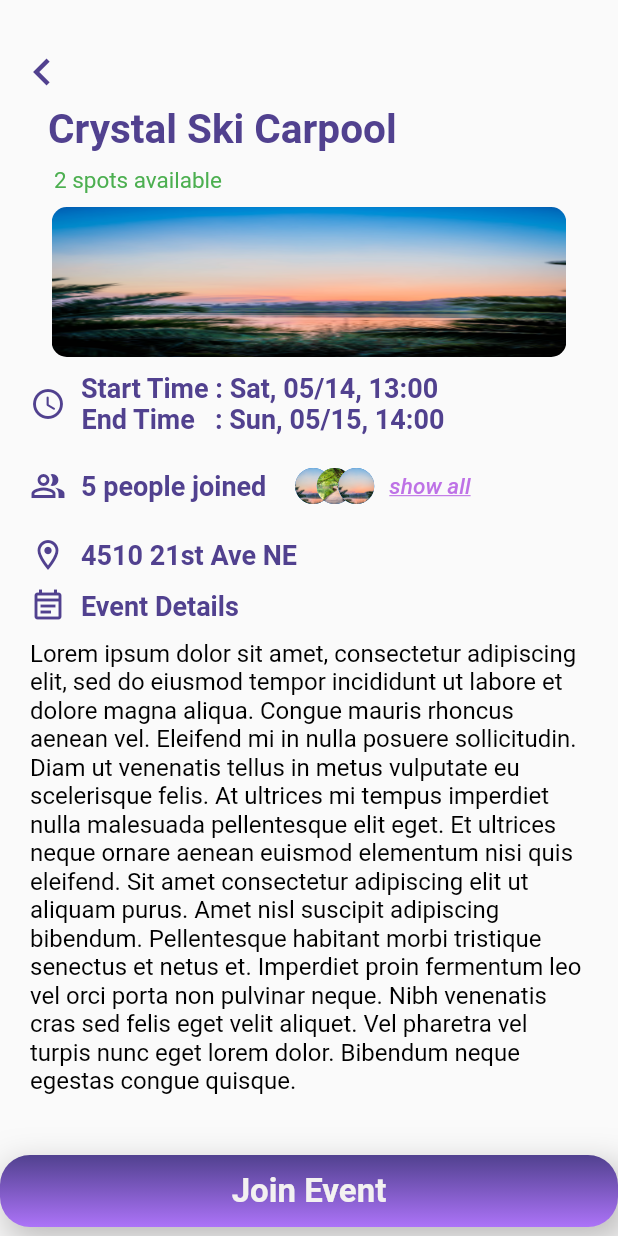
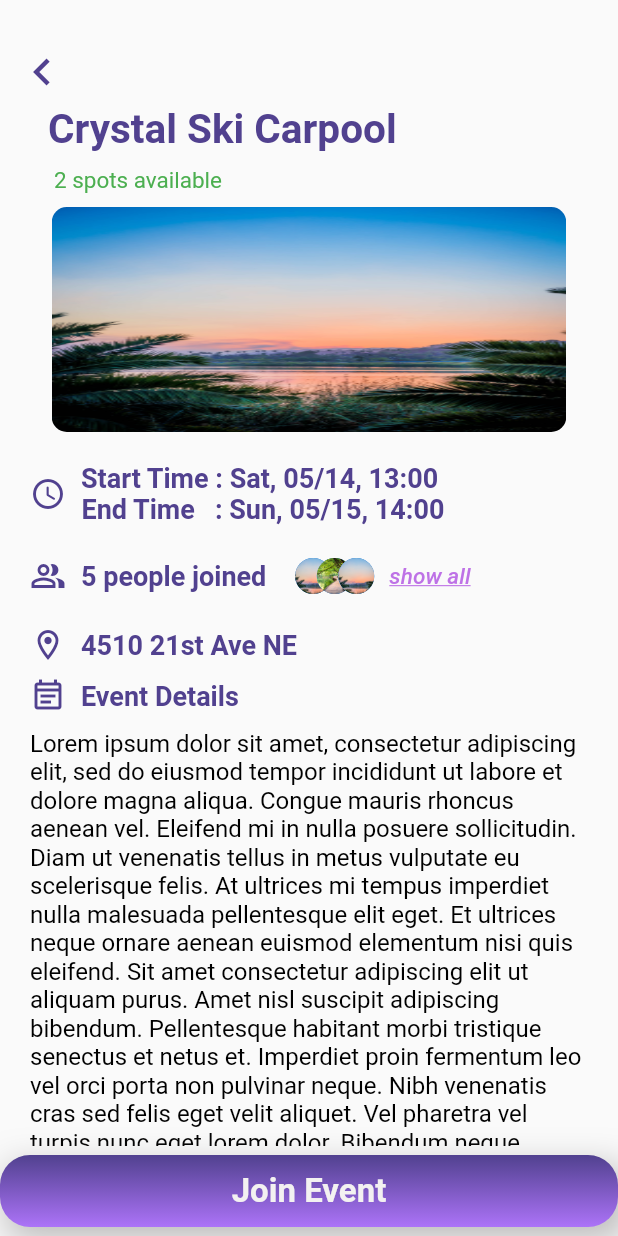
Before and after one commit to aroundu403/AroundU, a Flutter app: the EventPage screen opened directly, on a phone screen of 412 x 824 dp. Run offline on Flutter 3.47's test engine with Material 2 defaults, Android fonts, the phone set to English and light mode, and no system bars; our stand-ins replace firebase_auth, firebase_core, flutter_dotenv, flutter_signin_button, google_sign_in, location; missing offline and left inert: mapbox_gl; accounts and stored records are empty; Roboto replaces fonts that are missing (Hind).

Commit message:
add file header comment

```diff
--- a/frontend/lib/auth/auth_page.dart
+++ b/frontend/lib/auth/auth_page.dart
@@ -1,3 +1,6 @@
+/// This is the sign-in/register page that peforms user authernication.
+/// It contains input fields that ask users to provide email and password.
+/// After user clicks the submit button, it will send network requests to Firebase and our backend service
 import 'dart:convert';
 import 'dart:io';
 import 'package:http/http.dart' as http;
@@ -58,12 +61,14 @@ class AuthGate extends StatefulWidget {
 }
 
 class _AuthGateState extends State<AuthGate> {
+  // user input controllers
   TextEditingController emailController = TextEditingController();
   TextEditingController passwordController = TextEditingController();
   TextEditingController phoneController = TextEditingController();
   TextEditingController nameController = TextEditingController();
 
   GlobalKey<FormState> formKey = GlobalKey<FormState>();
+  // widget error message
   String error = '';
   String verificationId = '';
 
@@ -307,6 +312,8 @@ class _AuthGateState extends State<AuthGate> {
     );
   }
 
+  /// resetPassword callback function
+  /// pop up a AlertDialog to ask for the email to send to.
   Future _resetPassword() async {
     String? email;
     await showDialog(
@@ -348,6 +355,10 @@ class _AuthGateState extends State<AuthGate> {
     }
   }
 
+  /// Sign-in/Register callback function
+  /// In sign-in mode, validate user by sending email and password to the Firebase API
+  /// In register mode, create an user account from Firebase, change the user name,
+  /// and sychronize the user information with the backend service.
   Future<void> _emailAndPassword() async {
     if (formKey.currentState?.validate() ?? false) {
       setIsLoading();
@@ -384,6 +395,7 @@ class _AuthGateState extends State<AuthGate> {
     }
   }
 
+  // Call sign-in with Google service to use google credential to sign-in
   Future<void> _signInWithGoogle() async {
     setIsLoading();
     try {
@@ -415,8 +427,6 @@ class _AuthGateState extends State<AuthGate> {
   // sychronize user information with our backend database
   Future<void> _sychronizeUserInfo(User user) async{
     String token = await user.getIdToken();
-    print('user token' + token);
-    print(123);
     if (token.isNotEmpty) {
       http.post(url,
         headers: {
--- a/frontend/lib/auth/auth_service.dart
+++ b/frontend/lib/auth/auth_service.dart
@@ -1,5 +1,5 @@
+/// Helper class that wraps firbase sign-in function into helper functions to hanlde execptions
 import 'dart:async';
-
 import 'package:firebase_auth/firebase_auth.dart';
 
 // a helper class that authenicates users and wrap the FirebaseAuth instance
--- a/frontend/lib/event/eventdetail.dart
+++ b/frontend/lib/event/event_detail.dart
@@ -1,6 +1,6 @@
+/// Display the detial information of an event such as event name, location, start time,
+/// end time, number of participants, description.
 import 'package:flutter/material.dart';
-
-import '../home_page.dart';
 
 class EventPage extends StatefulWidget {
   const EventPage({Key? key}) : super(key: key);
@@ -11,10 +11,11 @@ class EventPage extends StatefulWidget {
 
 class EventState extends State<EventPage> {
   final image = "images/scenary.jpg";
+  final int capacity = 7;
   bool joinedIn = false;
-  final int capacity = 7;
   int size = 5;
   bool show = false;
+
   final List<String> participants = [
     "images/scenary.jpg",
     "images/tree.jpg",
@@ -22,16 +23,17 @@ class EventState extends State<EventPage> {
     "images/scenary.jpg",
     "images/tree.jpg",
   ];
+
   @override
   Widget build(BuildContext context) {
     return Scaffold(
       resizeToAvoidBottomInset: false,
       body: SizedBox(
-          height: MediaQuery.of(context).size.height,
           width: MediaQuery.of(context).size.width,
           child: SingleChildScrollView(
             child: Column(children: [
               const Padding(padding: EdgeInsets.all(15)),
+              // back to preview page button
               Row(
                 children: [
                   const Padding(padding: EdgeInsets.all(5)),
@@ -46,7 +48,8 @@ class EventState extends State<EventPage> {
                           )))
                 ],
               ),
-              const Padding(padding: EdgeInsets.all(2)),
+              const SizedBox(height: 4),
+              // Event Title
               Row(
                 children: const [
                   Padding(padding: EdgeInsets.all(16)),
@@ -60,6 +63,7 @@ class EventState extends State<EventPage> {
                   )
                 ],
               ),
+              // number of spot avaible
               Row(
                 children: [
                   const Padding(padding: EdgeInsets.all(18)),
@@ -75,9 +79,10 @@ class EventState extends State<EventPage> {
                   )
                 ],
               ),
+              // Event images
               Container(
                 width: 343,
-                height: 100,
+                height: 150,
                 child: Row(
                   children: [
                     Expanded(
@@ -92,7 +97,8 @@ class EventState extends State<EventPage> {
                   ],
                 ),
               ),
-              const Padding(padding: EdgeInsets.all(5)),
+              const SizedBox(height: 20),
+              // start time and end time widget
               Row(
                 children: [
                   const Padding(padding: EdgeInsets.all(10)),
@@ -121,7 +127,8 @@ class EventState extends State<EventPage> {
                   )
                 ],
               ),
-              const Padding(padding: EdgeInsets.all(5)),
+              const SizedBox(height: 10),
+              // number of participant
               Row(
                 children: [
                   const Padding(padding: EdgeInsets.all(10)),
@@ -201,7 +208,8 @@ class EventState extends State<EventPage> {
                         );
                       }),
                 ),
-              const Padding(padding: EdgeInsets.all(5)),
+              const SizedBox(height: 10),
+              // event address
               Row(
                 children: const [
                   Padding(padding: EdgeInsets.all(10)),
@@ -217,7 +225,8 @@ class EventState extends State<EventPage> {
                           fontSize: 18)),
                 ],
               ),
-              const Padding(padding: EdgeInsets.all(5)),
+              const SizedBox(height: 10),
+              // event description
               Row(
                 children: const [
                   Padding(padding: EdgeInsets.all(10)),
@@ -233,7 +242,7 @@ class EventState extends State<EventPage> {
                           fontSize: 18)),
                 ],
               ),
-              const Padding(padding: EdgeInsets.all(5)),
+              const SizedBox(height: 10),
               Row(
                 children: [
                   const Padding(padding: EdgeInsets.all(10)),
@@ -248,7 +257,7 @@ class EventState extends State<EventPage> {
               const Padding(padding: EdgeInsets.all(15)),
             ]),
           )),
-      bottomNavigationBar: Container(
+      bottomNavigationBar: SizedBox(
           width: 343,
           height: 60,
           child: Row(
--- a/frontend/lib/event/list_view.dart
+++ b/frontend/lib/event/list_view.dart
@@ -1,7 +1,8 @@
+/// Display the events in list view with event title and image.
 import 'package:flutter/material.dart';
 import 'package:provider/provider.dart';
 import '../auth/auth_service.dart';
-import 'eventdetail.dart';
+import 'event_detail.dart';
 
 // ignore: must_be_immutable
 class ListViewHome extends StatefulWidget {
@@ -119,7 +120,6 @@ class _ListViewHomeState extends State<ListViewHome> {
   ];
 
   final ScrollController _controller = ScrollController();
-
   final ScrollPhysics _physics = const ClampingScrollPhysics();
 
   @override
--- a/frontend/lib/event/location_service.dart
+++ b/frontend/lib/event/location_service.dart
@@ -1,7 +1,7 @@
+/// get user location helper function
 import 'package:location/location.dart';
 import 'package:mapbox_gl/mapbox_gl.dart';
 
-// get user location helper function
 Future<LatLng?> acquireCurrentLocation() async {
   // Initializes the plugin and starts listening for potential platform events
   Location location = Location();
--- a/frontend/lib/home_page.dart
+++ b/frontend/lib/home_page.dart
@@ -1,7 +1,8 @@
-import 'package:aroundu/auth/auth_wrapper.dart';
+/// This is the home page of AroundU which contains the map view and list view of events.
+/// It also contains the access to other modules such as create event page and my event page
+/// It will be the main page that users will interact with after they have signed in.
 import 'package:aroundu/event/map_view.dart';
 import 'package:flutter/material.dart';
-
 import 'event/list_view.dart';
 
 enum ViewMode { map, list }
--- a/frontend/lib/main.dart
+++ b/frontend/lib/main.dart
@@ -1,13 +1,12 @@
-import 'package:aroundu/event/map_view.dart';
-import 'package:aroundu/home_page.dart';
+/// main.dart is the entry point for a Flutter project
+/// It intializes top-level depedencies and defines Firebase Authenication Service will be used by other widgets
+/// It also defines the how the top-level widget will be built
 import 'package:firebase_auth/firebase_auth.dart';
 import 'package:flutter/material.dart';
 import 'package:firebase_core/firebase_core.dart';
 import 'package:flutter_dotenv/flutter_dotenv.dart';
-import 'package:mapbox_gl/mapbox_gl.dart';
 import 'package:provider/provider.dart';
 import 'package:aroundu/auth/auth_service.dart';
-
 import 'auth/auth_wrapper.dart';
 import 'firebase_options.dart';
 
@@ -16,10 +15,10 @@ const bool useFirebaseEmulator = false;
 
 // define app color theme
 ThemeData theme = ThemeData(
-  primaryColor: const Color.fromARGB(255, 92, 74, 210), // 主色
-  backgroundColor: const Color.fromARGB(255, 81, 65, 143), // 背景色
-  focusColor: const Color(0xff8DFFF2), // 撞色
-  highlightColor: const Color(0xffff1fa7), // 点缀色
+  primaryColor: const Color.fromARGB(255, 92, 74, 210),
+  backgroundColor: const Color.fromARGB(255, 81, 65, 143),
+  focusColor: const Color(0xff8DFFF2),
+  highlightColor: const Color(0xffff1fa7),
 
   textTheme: const TextTheme(
       headline1: TextStyle(fontSize: 72.0, fontWeight: FontWeight.bold, color: Color.fromARGB(255, 92, 74, 210)),
```
Also changed, not shown: frontend/lib/auth/auth_wrapper.dart (+4 -8 lines), frontend/lib/event/map_view.dart (+6 -10 lines), frontend/pubspec.lock, 1 other file.
